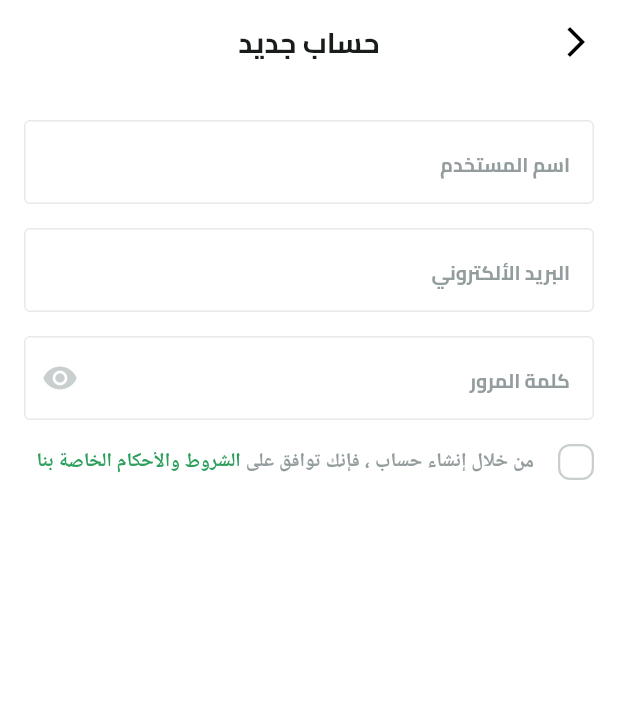
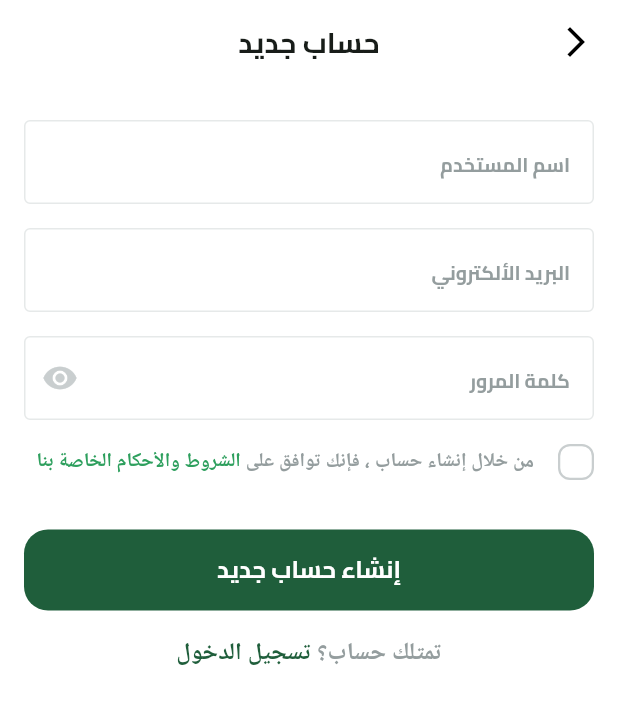
Before and after one commit to 7mk4a/fruits_ecommerce, a Flutter app: the SignupView screen opened by its route, on a phone screen of 412 x 824 dp. Shown: the top 704 px of the screen. Run offline on Flutter 3.47's test engine with Material 3 defaults, Android fonts, the phone set to English and light mode, and no system bars; our stand-ins replace bloc, dartz, dots_indicator, firebase_auth, firebase_core, flutter_bloc and 3 more; accounts and stored records are empty.

Commit message:
Done Signup ui "Forgoten things"

```diff
--- a/lib/features/auth/presentation/views/widgets/signup_view_body.dart
+++ b/lib/features/auth/presentation/views/widgets/signup_view_body.dart
@@ -1,7 +1,9 @@
 import 'package:flutter/material.dart';
 import 'package:fruits_ecommerce/constants.dart';
 import 'package:fruits_ecommerce/core/widgets/custom_app_bar.dart';
+import 'package:fruits_ecommerce/core/widgets/custom_button.dart';
 import 'package:fruits_ecommerce/core/widgets/custom_text_form_field.dart';
+import 'package:fruits_ecommerce/features/auth/presentation/views/widgets/have_account.dart';
 import 'package:fruits_ecommerce/features/auth/presentation/views/widgets/terms_and_conditions.dart';
 
 class SignupViewBody extends StatelessWidget {
@@ -32,6 +34,10 @@ class SignupViewBody extends StatelessWidget {
             ),
             SizedBox(height: 16),
             TermsAndConditions(),
+            SizedBox(height: 33),
+            CustomButton(onPressed: () {}, text: 'إنشاء حساب جديد'),
+            SizedBox(height: 16),
+            HaveAccount(),
           ],
         ),
       ),
```
